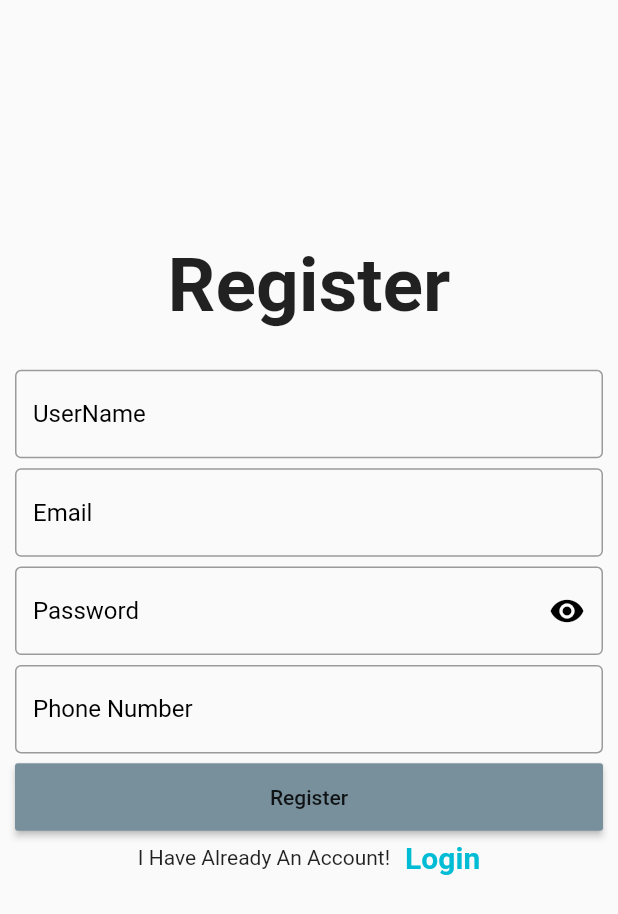
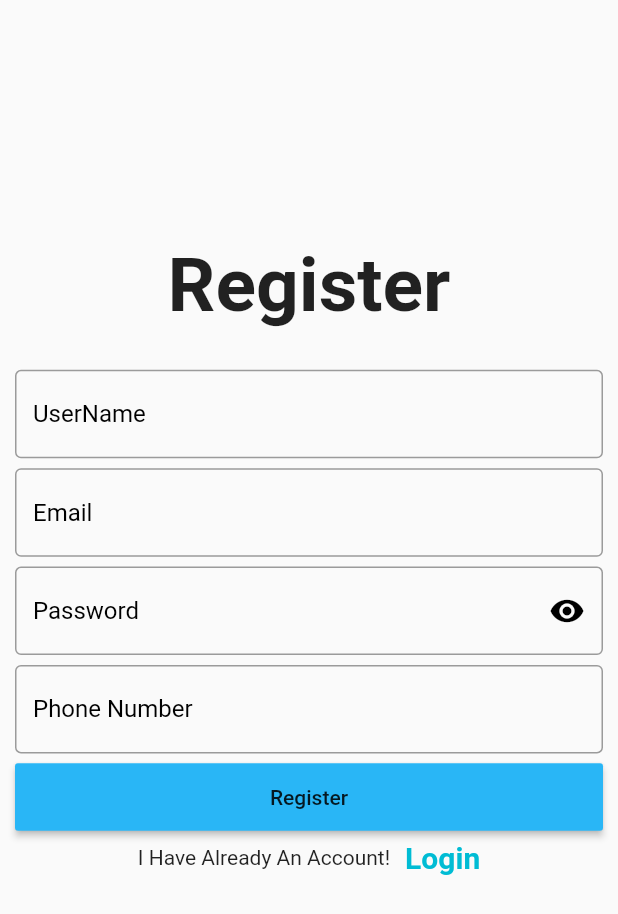
Before and after one commit to AmanuelAsfaw/e_commerce_flutter_app, a Flutter app: the Login screen opened directly, after a tap on "Login", after a tap on "SignUp", on a phone screen of 412 x 824 dp. Shown: the top 914 px of the screen. Run offline on Flutter 3.47's test engine with Material 2 defaults, Android fonts, the phone set to English and light mode, and no system bars.

Commit message:
Custome Button

```diff
--- a/lib/screens/login.dart
+++ b/lib/screens/login.dart
@@ -1,4 +1,5 @@
 import 'package:ecommerce_app/screens/signup.dart';
+import 'package:ecommerce_app/widgets/mybutton.dart';
 import 'package:flutter/material.dart';
 
 class Login extends StatefulWidget {
@@ -87,16 +88,11 @@ class _LoginState extends State<Login> {
                               )),
                           hintStyle: TextStyle(color: Colors.black)),
                     ),
-                    Container(
-                      height: 45,
-                      width: double.infinity,
-                      child: RaisedButton(
-                          child: Text("Login"),
-                          color: Colors.blueGrey[400],
-                          onPressed: () {
-                            validation();
-                          }),
-                    ),
+                    MyButton(
+                        onPressed: () {
+                          validation();
+                        },
+                        name: "Login"),
                     Row(
                       mainAxisAlignment: MainAxisAlignment.center,
                       children: [
--- a/lib/screens/signup.dart
+++ b/lib/screens/signup.dart
@@ -1,5 +1,7 @@
 import 'package:ecommerce_app/screens/login.dart';
 import 'package:flutter/material.dart';
+
+import '../widgets/mybutton.dart';
 
 class SignUp extends StatefulWidget {
   const SignUp({Key? key}) : super(key: key);
@@ -28,7 +30,7 @@ class _SignUpState extends State<SignUp> {
   @override
   Widget build(BuildContext context) {
     return Scaffold(
-      resizeToAvoidBottomInset: false,
+      resizeToAvoidBottomInset: true,
       body: SafeArea(
         child: Form(
           key: _formKey,
@@ -137,16 +139,11 @@ class _SignUpState extends State<SignUp> {
                           border: OutlineInputBorder(),
                         ),
                       ),
-                      Container(
-                        height: 45,
-                        width: double.infinity,
-                        child: RaisedButton(
-                            child: Text("Register"),
-                            color: Colors.blueGrey[400],
-                            onPressed: () {
-                              validation();
-                            }),
-                      ),
+                      MyButton(
+                          onPressed: () {
+                            validation();
+                          },
+                          name: "Register"),
                       Row(
                         mainAxisAlignment: MainAxisAlignment.center,
                         children: [
--- /dev/null
+++ b/lib/widgets/mybutton.dart
@@ -0,0 +1,21 @@
+import 'package:flutter/material.dart';
+
+class MyButton extends StatelessWidget {
+  final Function onPressed;
+  final String name;
+  MyButton({required this.name, required this.onPressed});
+
+  @override
+  Widget build(BuildContext context) {
+    return Container(
+        height: 45,
+        width: double.infinity,
+        child: RaisedButton(
+          child: Text(name),
+          color: Colors.lightBlue[400],
+          onPressed: () {
+            onPressed();
+          },
+        ));
+  }
+}
```
